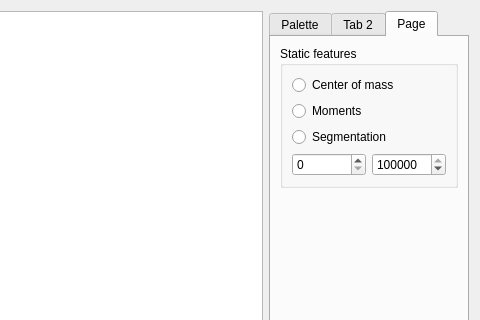
Qt form RobWorkSim/plugin/TactileSensorDialog.ui (onier/RobWork) before a commit; both pictures show x 283 to 763 and y 0 to 320 of the 763 by 508 pixel window.
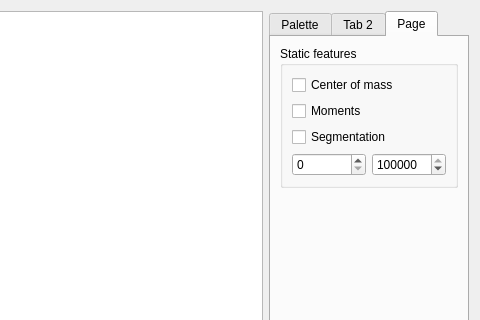
The same form after that commit.

Diff of the .ui file:
```diff
--- a/RobWorkSim/plugin/TactileSensorDialog.ui
+++ b/RobWorkSim/plugin/TactileSensorDialog.ui
@@ -257,21 +257,21 @@
          </property>
          <layout class="QVBoxLayout" name="verticalLayout_6">
           <item>
-           <widget class="QRadioButton" name="_centerOfMassBtn">
+           <widget class="QCheckBox" name="_centerOfMassBtn">
             <property name="text">
              <string>Center of mass</string>
             </property>
            </widget>
           </item>
           <item>
-           <widget class="QRadioButton" name="_momentsBtn">
+           <widget class="QCheckBox" name="_momentsBtn">
             <property name="text">
              <string>Moments</string>
             </property>
            </widget>
           </item>
           <item>
-           <widget class="QRadioButton" name="_segmentationBtn">
+           <widget class="QCheckBox" name="_segmentationBtn">
             <property name="text">
              <string>Segmentation</string>
             </property>
```
Left out of the diff: 4 changed lines with no effect on the pictures.
